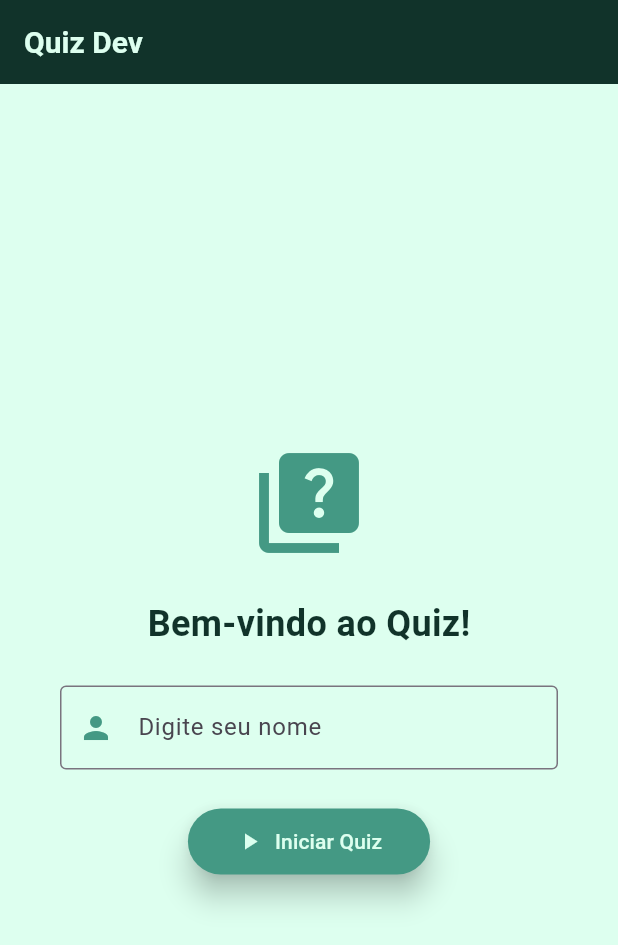
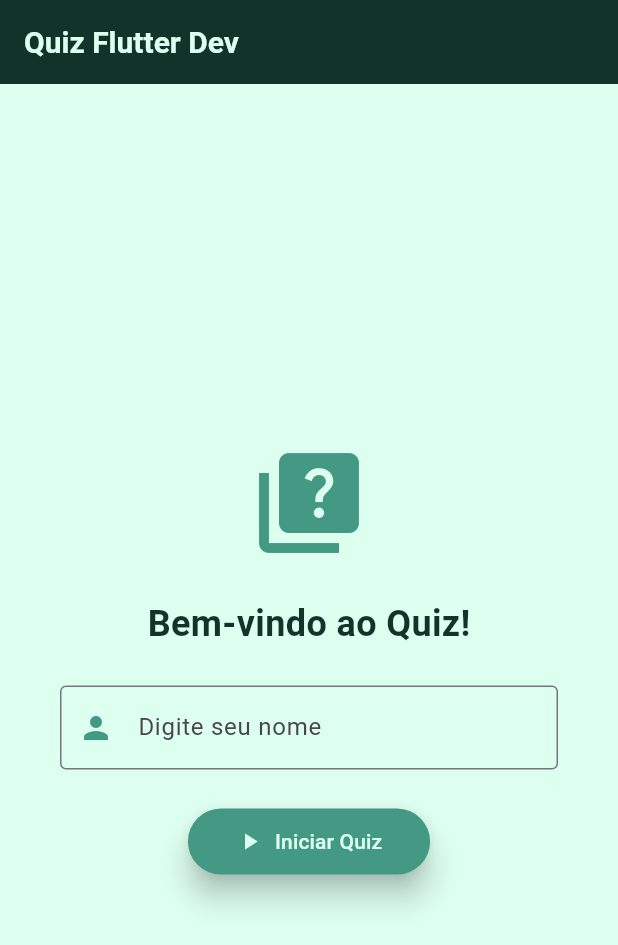
Before and after one commit to EnzoToniato567/Quiz-Flutter-2026, a Flutter app: the screen it shows after launch, on a phone screen of 412 x 824 dp. Shown: the top 945 px of the screen. Run offline on Flutter 3.47's test engine with Material 3 defaults, Android fonts, the phone set to English and light mode, and no system bars.

Commit message:
Update splash.dart

```diff
--- a/flutter_quiz_2026/lib/ui/splash.dart
+++ b/flutter_quiz_2026/lib/ui/splash.dart
@@ -35,7 +35,7 @@ class _SplashState extends State<Splash> {
   @override
   Widget build(BuildContext context) {
     return Scaffold(
-      appBar: AppBar(title: const Text("Quiz Dev")),
+      appBar: AppBar(title: const Text("Quiz Flutter Dev")),
       body: Center(
         child: Padding(
           padding: const EdgeInsets.symmetric(horizontal: 40),
```
